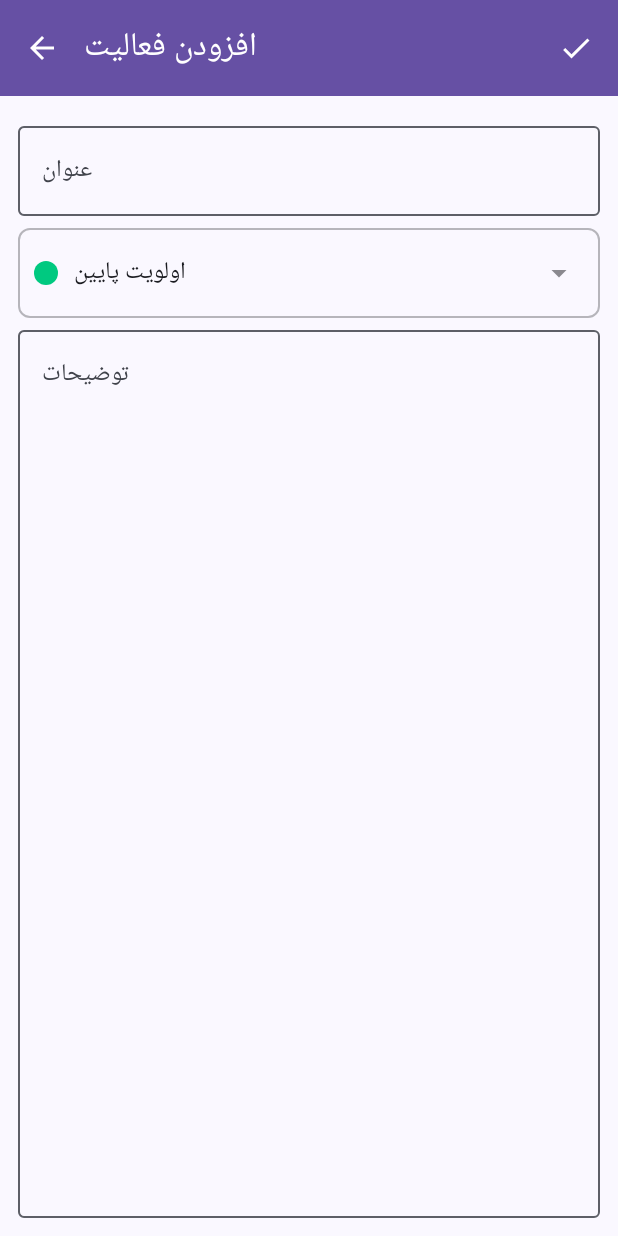
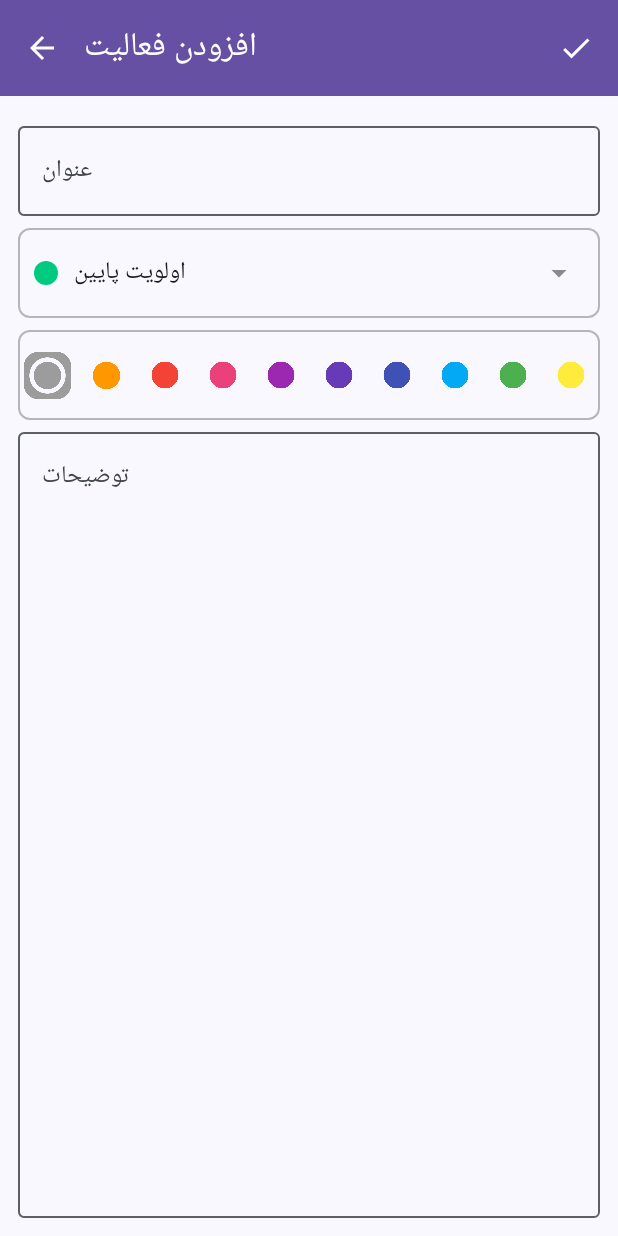
Before and after one commit to AmirMousavi-Dev/Taskino, an Android app built with Jetpack Compose: the screen it shows after launch (MainActivity), after a tap on "دکمه فب ادد", on a phone screen of 412 x 824 dp. Run offline under Robolectric (Android 15) with nearby library versions, the phone set to English and light mode, and no system bars; our stand-ins replace Dagger/Hilt's generated code, Room's generated code, accompanist; 1 other tap on this screen came first.

Commit message:
add task color

```diff
--- /dev/null
+++ b/app/src/main/java/ir/codroid/taskino/data/model/TaskColor.kt
@@ -0,0 +1,33 @@
+package ir.codroid.taskino.data.model
+
+import androidx.annotation.StringRes
+import androidx.compose.material3.MaterialTheme
+import androidx.compose.ui.graphics.Color
+import ir.codroid.taskino.R
+import ir.codroid.taskino.ui.theme.MediumGray
+import ir.codroid.taskino.ui.theme.highPriorityColor
+import ir.codroid.taskino.ui.theme.lowPriorityColor
+import ir.codroid.taskino.ui.theme.mediumPriorityColor
+import ir.codroid.taskino.ui.theme.nonePriorityColor
+import ir.codroid.taskino.ui.theme.radioBlue
+import ir.codroid.taskino.ui.theme.radioDarkBlue
+import ir.codroid.taskino.ui.theme.radioDarkPurple
+import ir.codroid.taskino.ui.theme.radioGreen
+import ir.codroid.taskino.ui.theme.radioOrange
+import ir.codroid.taskino.ui.theme.radioPink
+import ir.codroid.taskino.ui.theme.radioPurple
+import ir.codroid.taskino.ui.theme.radioRed
+import ir.codroid.taskino.ui.theme.radioYellow
+
+enum class TaskColor(val color: Color) {
+    DEFAULT(MediumGray),
+    ORANGE(radioOrange),
+    RED(radioRed),
+    PINK(radioPink),
+    PURPLE(radioPurple),
+    DARK_PURPLE(radioDarkPurple),
+    DARK_BLUE(radioDarkBlue),
+    BLUE(radioBlue),
+    GREEN(radioGreen),
+    YELLOW(radioYellow),
+}
--- a/app/src/main/java/ir/codroid/taskino/data/model/ToDoTask.kt
+++ b/app/src/main/java/ir/codroid/taskino/data/model/ToDoTask.kt
@@ -1,5 +1,6 @@
 package ir.codroid.taskino.data.model
 
+import androidx.compose.ui.graphics.Color
 import androidx.room.Entity
 import androidx.room.PrimaryKey
 import ir.codroid.taskino.util.Constants.TODO_TASK_TABLE
@@ -10,5 +11,6 @@ data class ToDoTask(
     val id: Int = 0,
     val title: String,
     val description: String,
-    val priority: Priority
+    val priority: Priority,
+    val color: TaskColor = TaskColor.DEFAULT
 )
--- /dev/null
+++ b/app/src/main/java/ir/codroid/taskino/ui/component/ColorRadioButton.kt
@@ -0,0 +1,97 @@
+package ir.codroid.taskino.ui.component
+
+import androidx.compose.foundation.border
+import androidx.compose.foundation.layout.Arrangement
+import androidx.compose.foundation.layout.Row
+import androidx.compose.foundation.layout.fillMaxWidth
+import androidx.compose.foundation.layout.height
+import androidx.compose.foundation.layout.padding
+import androidx.compose.foundation.layout.size
+import androidx.compose.foundation.selection.selectable
+import androidx.compose.foundation.selection.selectableGroup
+import androidx.compose.material3.MaterialTheme
+import androidx.compose.runtime.Composable
+import androidx.compose.runtime.getValue
+import androidx.compose.runtime.mutableStateOf
+import androidx.compose.runtime.remember
+import androidx.compose.runtime.setValue
+import androidx.compose.ui.Alignment
+import androidx.compose.ui.Modifier
+import androidx.compose.ui.layout.onGloballyPositioned
+import androidx.compose.ui.semantics.Role
+import androidx.compose.ui.tooling.preview.Preview
+import androidx.compose.ui.unit.IntSize
+import androidx.compose.ui.unit.dp
+import ir.codroid.taskino.data.model.TaskColor
+import ir.codroid.taskino.ui.theme.COLOR_RADIO_GROUP_HEIGHT
+import ir.codroid.taskino.ui.theme.DISABLE_ALPHA
+import ir.codroid.taskino.ui.theme.DarkGray
+import ir.codroid.taskino.ui.theme.MediumGray
+import ir.codroid.taskino.ui.theme.radioBlue
+import ir.codroid.taskino.ui.theme.radioDarkBlue
+import ir.codroid.taskino.ui.theme.radioDarkPurple
+import ir.codroid.taskino.ui.theme.radioGreen
+import ir.codroid.taskino.ui.theme.radioOrange
+import ir.codroid.taskino.ui.theme.radioPink
+import ir.codroid.taskino.ui.theme.radioPurple
+import ir.codroid.taskino.ui.theme.radioRed
+import ir.codroid.taskino.ui.theme.radioYellow
+
+
+@Composable
+fun ColorRadioButton(
+    taskColor: TaskColor,
+    taskColorSelected: (TaskColor) -> Unit
+) {
+    val colors = listOf(
+        TaskColor.DEFAULT,
+        TaskColor.ORANGE,
+        TaskColor.RED,
+        TaskColor.PINK,
+        TaskColor.PURPLE,
+        TaskColor.DARK_PURPLE,
+        TaskColor.DARK_BLUE,
+        TaskColor.BLUE,
+        TaskColor.GREEN,
+        TaskColor.YELLOW,
+
+        )
+    var parentSize by remember { mutableStateOf(IntSize.Zero) }
+
+    Row(
+        modifier = Modifier
+            .fillMaxWidth()
+            .onGloballyPositioned {
+                parentSize = it.size
+            }
+            .height(COLOR_RADIO_GROUP_HEIGHT)
+            .selectableGroup()
+            .border(
+                width = 1.dp,
+                color = if (taskColor == TaskColor.DEFAULT)
+                    MaterialTheme.colorScheme.onSurface.copy(alpha = DISABLE_ALPHA)
+                else taskColor.color.copy(alpha = DISABLE_ALPHA),
+                shape = MaterialTheme.shapes.small
+            ),
+        verticalAlignment = Alignment.CenterVertically,
+        horizontalArrangement = Arrangement.Center
+    ) {
+        colors.forEach { radioColor ->
+            CustomRadioButton(
+                isSelected = taskColor == radioColor,
+                taskColor = radioColor,
+                modifier = Modifier
+                    .weight(1f)
+                    .padding(horizontal = 4.dp)
+                    .selectable(
+                        selected = (taskColor == radioColor),
+                        onClick = {
+                            taskColorSelected(radioColor)
+                        },
+                        role = Role.RadioButton
+                    )
+            )
+
+        }
+    }
+}
--- /dev/null
+++ b/app/src/main/java/ir/codroid/taskino/ui/component/CustomRadioButton.kt
@@ -0,0 +1,29 @@
+package ir.codroid.taskino.ui.component
+
+import androidx.compose.foundation.clickable
+import androidx.compose.material3.Icon
+import androidx.compose.runtime.Composable
+import androidx.compose.ui.Modifier
+import androidx.compose.ui.graphics.Color
+import androidx.compose.ui.res.painterResource
+import ir.codroid.taskino.R
+import ir.codroid.taskino.data.model.TaskColor
+
+@Composable
+fun CustomRadioButton(
+    isSelected: Boolean,
+    taskColor: TaskColor,
+    modifier: Modifier = Modifier,
+) {
+    Icon(
+        modifier = modifier,
+        painter = painterResource(
+            id = if (isSelected)
+                R.drawable.radio_button_checked else
+                R.drawable.radio_button_unchecked
+        ),
+
+        contentDescription = null,
+        tint = taskColor.color
+    )
+}
--- a/app/src/main/java/ir/codroid/taskino/ui/component/PriorityDropDownMenu.kt
+++ b/app/src/main/java/ir/codroid/taskino/ui/component/PriorityDropDownMenu.kt
@@ -35,6 +35,7 @@ import androidx.compose.ui.unit.IntSize
 import androidx.compose.ui.unit.dp
 import ir.codroid.taskino.R
 import ir.codroid.taskino.data.model.Priority
+import ir.codroid.taskino.data.model.TaskColor
 import ir.codroid.taskino.ui.theme.DISABLE_ALPHA
 import ir.codroid.taskino.ui.theme.MEDIUM_ALPHA
 import ir.codroid.taskino.ui.theme.PRIORITY_DROP_DOWN_MENU_HEIGHT
@@ -43,6 +44,7 @@ import ir.codroid.taskino.ui.theme.PRIORITY_INDICATOR_SIZE
 @Composable
 fun PriorityDropDownMenu(
     priority: Priority,
+    taskColor: TaskColor,
     onPriorityClicked: (Priority) -> Unit
 ) {
     var expanded by remember {
@@ -61,7 +63,9 @@ fun PriorityDropDownMenu(
             .clickable { expanded = !expanded }
             .border(
                 width = 1.dp,
-                color = MaterialTheme.colorScheme.onSurface.copy(alpha = DISABLE_ALPHA),
+                color = if (taskColor == TaskColor.DEFAULT)
+                    MaterialTheme.colorScheme.onSurface.copy(alpha = DISABLE_ALPHA)
+                else taskColor.color.copy(alpha = DISABLE_ALPHA),
                 shape = MaterialTheme.shapes.small
             ),
         verticalAlignment = Alignment.CenterVertically
@@ -114,5 +118,5 @@ fun PriorityDropDownMenu(
 @Composable
 @Preview
 fun PreviewPriorityDropDownMenu() {
-    PriorityDropDownMenu(priority = Priority.LOW, onPriorityClicked = {})
+    PriorityDropDownMenu(priority = Priority.LOW,TaskColor.DEFAULT, onPriorityClicked = {})
 }
--- a/app/src/main/java/ir/codroid/taskino/ui/screen/task/TaskContent.kt
+++ b/app/src/main/java/ir/codroid/taskino/ui/screen/task/TaskContent.kt
@@ -10,6 +10,7 @@ import androidx.compose.material3.Divider
 import androidx.compose.material3.ExperimentalMaterial3Api
 import androidx.compose.material3.MaterialTheme
 import androidx.compose.material3.OutlinedTextField
+import androidx.compose.material3.OutlinedTextFieldDefaults
 import androidx.compose.material3.Text
 import androidx.compose.runtime.Composable
 import androidx.compose.ui.Modifier
@@ -17,7 +18,10 @@ import androidx.compose.ui.res.stringResource
 import androidx.compose.ui.tooling.preview.Preview
 import ir.codroid.taskino.R
 import ir.codroid.taskino.data.model.Priority
+import ir.codroid.taskino.data.model.TaskColor
+import ir.codroid.taskino.ui.component.ColorRadioButton
 import ir.codroid.taskino.ui.component.PriorityDropDownMenu
+import ir.codroid.taskino.ui.theme.DISABLE_ALPHA
 import ir.codroid.taskino.ui.theme.LARGE_PADDING
 import ir.codroid.taskino.ui.theme.MEDIUM_PADDING
 import ir.codroid.taskino.ui.theme.TOP_PADDING
@@ -30,36 +34,85 @@ fun TaskContent(
     description: String,
     onDescriptionChanged: (String) -> Unit,
     priority: Priority,
-    onPrioritySelected: (Priority) -> Unit
+    taskColor: TaskColor,
+    onPrioritySelected: (Priority) -> Unit,
+    taskColorSelected: (TaskColor) -> Unit
 ) {
+
+
     Column(
         modifier = Modifier
             .fillMaxSize()
             .background(MaterialTheme.colorScheme.background)
-            .padding(start = LARGE_PADDING , end = LARGE_PADDING , bottom = LARGE_PADDING , top = TOP_PADDING+ LARGE_PADDING)
+            .padding(
+                start = LARGE_PADDING,
+                end = LARGE_PADDING,
+                bottom = LARGE_PADDING,
+                top = TOP_PADDING + LARGE_PADDING
+            )
     ) {
+        if (taskColor == TaskColor.DEFAULT) {
+
         OutlinedTextField(
             modifier = Modifier.fillMaxWidth(),
             value = title,
             onValueChange = { onTitleChanged(it) },
-            label = { Text(text = stringResource(id = R.string.title))},
+            label = { Text(text = stringResource(id = R.string.title)) },
             textStyle = MaterialTheme.typography.bodyLarge,
             singleLine = true
+        )
+        } else{
+            OutlinedTextField(
+                modifier = Modifier.fillMaxWidth(),
+                value = title,
+                colors = OutlinedTextFieldDefaults.colors(focusedBorderColor = taskColor.color , unfocusedBorderColor =
+                taskColor.color.copy(alpha = DISABLE_ALPHA) , focusedLabelColor = taskColor.color , unfocusedLabelColor =
+                taskColor.color.copy(alpha = DISABLE_ALPHA)),
+                onValueChange = { onTitleChanged(it) },
+                label = { Text(text = stringResource(id = R.string.title)) },
+                textStyle = MaterialTheme.typography.bodyLarge,
+                singleLine = true
             )
-        Divider(modifier =
-        Modifier.height(MEDIUM_PADDING), color = MaterialTheme.colorScheme.background)
+        }
+        Divider(
+            modifier =
+            Modifier.height(MEDIUM_PADDING), color = MaterialTheme.colorScheme.background
+        )
         PriorityDropDownMenu(
             priority = priority,
-            onPriorityClicked = onPrioritySelected)
+            taskColor = taskColor ,
+            onPriorityClicked = onPrioritySelected
+        )
+        Divider(
+            modifier =
+            Modifier.height(MEDIUM_PADDING), color = MaterialTheme.colorScheme.background
+        )
+        ColorRadioButton(taskColor = taskColor , taskColorSelected = taskColorSelected)
+        if (taskColor == TaskColor.DEFAULT) {
+            OutlinedTextField(
+                modifier = Modifier.fillMaxSize(),
+                value = description,
+                onValueChange = { onDescriptionChanged(it) },
+                label = { Text(text = stringResource(id = R.string.description)) },
+                textStyle = MaterialTheme.typography.bodyLarge,
+
+
+                )
+        } else {
+
         OutlinedTextField(
             modifier = Modifier.fillMaxSize(),
             value = description,
+            colors = OutlinedTextFieldDefaults.colors(focusedBorderColor = taskColor.color , unfocusedBorderColor =
+            taskColor.color.copy(alpha = DISABLE_ALPHA) , focusedLabelColor = taskColor.color , unfocusedLabelColor =
+            taskColor.color.copy(alpha = DISABLE_ALPHA)),
             onValueChange = { onDescriptionChanged(it) },
-            label = { Text(text = stringResource(id = R.string.description))},
+            label = { Text(text = stringResource(id = R.string.description)) },
             textStyle = MaterialTheme.typography.bodyLarge,
 
 
-        )
+            )
+        }
     }
 }
 
@@ -67,6 +120,6 @@ fun TaskContent(
 @Preview
 fun PreviewTaskContent() {
     TaskContent(
-        "" , {},"" , {},Priority.HIGH , {}
+        "", {}, "", {}, Priority.HIGH,TaskColor.YELLOW, {}, {}
     )
 }
--- a/app/src/main/java/ir/codroid/taskino/ui/screen/task/TaskScreen.kt
+++ b/app/src/main/java/ir/codroid/taskino/ui/screen/task/TaskScreen.kt
@@ -42,6 +42,7 @@ fun TaskScreen(
 ) {
     LaunchedEffect(key1 = taskId) {
         viewModel.getSelectedTask(taskId)
+
     }
 
     BackHandler() {
@@ -52,6 +53,7 @@ fun TaskScreen(
     val title = viewModel.title
     val description = viewModel.description
     val priority = viewModel.priority
+    val taskColor = viewModel.taskColor
     val context = LocalContext.current
 
     when (task) {
@@ -97,10 +99,14 @@ fun TaskScreen(
                             viewModel.updateDescription(description)
                         },
                         priority = priority,
+                        taskColor = taskColor,
                         onPrioritySelected = { priority ->
                             viewModel.updatePriority(priority)
-                        }
-                    )
+                        } ,
+                    taskColorSelected = {taskColor ->
+                        viewModel.updateColor(taskColor)
+                    }
+                        )
                 }
             )
         }
--- a/app/src/main/java/ir/codroid/taskino/ui/theme/Color.kt
+++ b/app/src/main/java/ir/codroid/taskino/ui/theme/Color.kt
@@ -45,3 +45,14 @@ val ColorScheme.listItemTextColor: Color
 val ColorScheme.splashBGColor: Color
     @Composable
     get() = if (isSystemInDarkTheme()) DarkGray else Color.White
+
+//---------------------------------radio button colors-----------------------------------//
+val radioRed = Color(0xFFF44336)
+val radioBlue = Color(0xFF03A9F4)
+val radioDarkBlue = Color(0xFF3F51B5)
+val radioGreen = Color(0xFF4CAF50)
+val radioYellow = Color(0xFFFFEB3B)
+val radioOrange = Color(0xFFFF9800)
+val radioPink = Color(0xFFEC407A)
+val radioDarkPurple = Color(0xFF673AB7)
+val radioPurple = Color(0xFF9C27B0)
--- a/app/src/main/java/ir/codroid/taskino/ui/theme/Dimension.kt
+++ b/app/src/main/java/ir/codroid/taskino/ui/theme/Dimension.kt
@@ -11,6 +11,7 @@ val SPLASH_LOGO_PADDING = 32.dp
 
 val PRIORITY_INDICATOR_SIZE = 16.dp
 val PRIORITY_DROP_DOWN_MENU_HEIGHT = 60.dp
+val COLOR_RADIO_GROUP_HEIGHT = 60.dp
 
 val TOP_APP_BAR_HEIGHT = 64.dp
 
--- a/app/src/main/java/ir/codroid/taskino/ui/viewmodel/SharedViewModel.kt
+++ b/app/src/main/java/ir/codroid/taskino/ui/viewmodel/SharedViewModel.kt
@@ -9,6 +9,7 @@ import androidx.lifecycle.ViewModel
 import androidx.lifecycle.viewModelScope
 import dagger.hilt.android.lifecycle.HiltViewModel
 import ir.codroid.taskino.data.model.Priority
+import ir.codroid.taskino.data.model.TaskColor
 import ir.codroid.taskino.data.model.ToDoTask
 import ir.codroid.taskino.data.repository.DataStoreRepository
 import ir.codroid.taskino.data.repository.TodoRepository
@@ -81,6 +82,8 @@ class SharedViewModel @Inject constructor(
     var description by mutableStateOf("")
         private set
     var priority by mutableStateOf(Priority.LOW)
+        private set
+    var taskColor by mutableStateOf(TaskColor.DEFAULT)
         private set
     var action by mutableStateOf(Action.NO_ACTION)
         private set
@@ -169,11 +172,13 @@ class SharedViewModel @Inject constructor(
             title = selectedTask.title
             description = selectedTask.description
             priority = selectedTask.priority
+            taskColor = selectedTask.color
         } else {
             id = 0
             title = ""
             description = ""
             priority = Priority.LOW
+            taskColor = TaskColor.DEFAULT
         }
     }
 
@@ -192,7 +197,8 @@ class SharedViewModel @Inject constructor(
         val toDoTask = ToDoTask(
             title = title,
             description = description,
-            priority = priority
+            priority = priority,
+            color = taskColor
         )
         viewModelScope.launch(Dispatchers.IO) {
             repository.addTask(toDoTask = toDoTask)
@@ -205,7 +211,9 @@ class SharedViewModel @Inject constructor(
             id = id,
             title = title,
             description = description,
-            priority = priority
+            priority = priority,
+            color = taskColor
+
         )
         viewModelScope.launch(Dispatchers.IO) {
             repository.updateTask(toDoTask = toDoTask)
@@ -217,7 +225,8 @@ class SharedViewModel @Inject constructor(
             id = id,
             title = title,
             description = description,
-            priority = priority
+            priority = priority,
+            color = taskColor
         )
         viewModelScope.launch(Dispatchers.IO) {
             repository.deleteTask(toDoTask = toDoTask)
@@ -267,6 +276,10 @@ class SharedViewModel @Inject constructor(
         priority = newPriority
     }
 
+    fun updateColor(newTaskColor: TaskColor) {
+        taskColor = newTaskColor
+    }
+
     fun updateAction(newAction: Action) {
         action = newAction
     }
```
Also changed, not shown: app/src/main/java/ir/codroid/taskino/ui/screen/list/ListContent.kt (+15 -8 lines), app/src/main/res/drawable/radio_button_checked.png (added), app/src/main/res/drawable/radio_button_unchecked.png (added).
